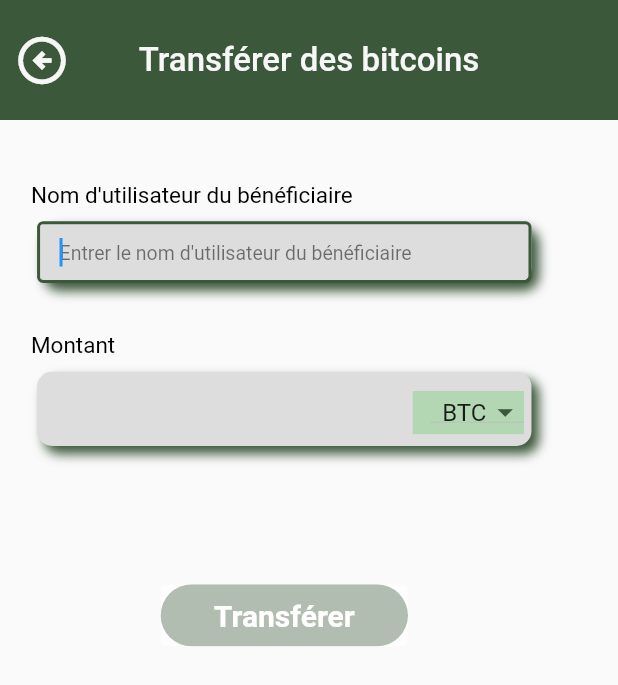
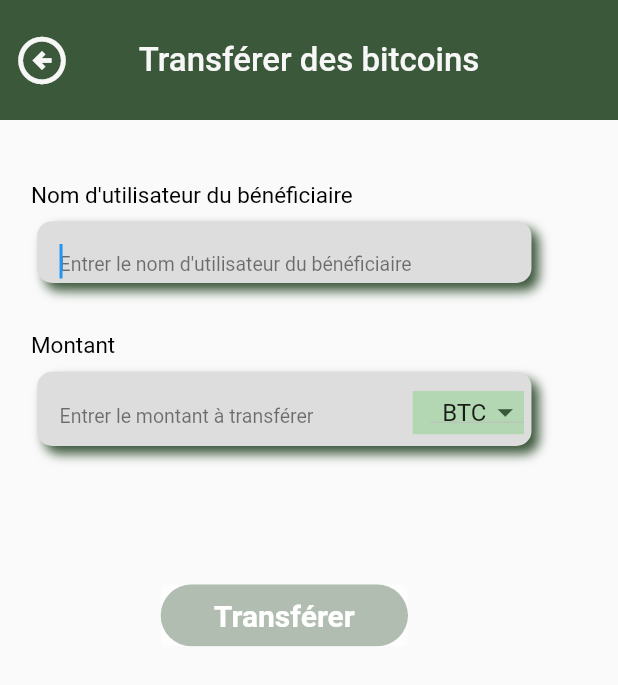
Before and after one commit to Gueyemhd/EasyBit, a Flutter app: the TransfertBitcoins screen opened by its route, on a phone screen of 412 x 824 dp. Shown: the top 685 px of the screen. Run offline on Flutter 3.47's test engine with Material 2 defaults, Android fonts, the phone set to English and light mode, and no system bars.

Commit message:
update transfert bitcoins page

```diff
--- a/frontend/easybit/lib/screens/widgets/transfertBTC/transfertBitcoins.body.dart
+++ b/frontend/easybit/lib/screens/widgets/transfertBTC/transfertBitcoins.body.dart
@@ -36,35 +36,6 @@ class _TransfertBitcoinsBodyState extends State<TransfertBitcoinsBody> {
   Widget build(BuildContext context) {
     Size size = MediaQuery.of(context).size;
     //This size provides us total height and width of our screen
-
-    Widget RecipientUsername() {
-      return Column(
-        crossAxisAlignment: CrossAxisAlignment.start,
-        children: <Widget>[
-          Container(
-              alignment: Alignment.centerLeft,
-              height: size.height * 0.06,
-              decoration: const BoxDecoration(
-                color: Color.fromARGB(207, 217, 227, 232),
-              ),
-              child: TextFormField(
-                autofocus: true,
-                style: const TextStyle(color: Colors.black87, fontSize: 20),
-                decoration: const InputDecoration(
-                    hintText: 'Entrer le nom d\'utilisateur du bénéficiaire',
-                    hintStyle: TextStyle(
-                        color: Color.fromARGB(132, 0, 0, 0), fontSize: 13),
-                    enabledBorder: OutlineInputBorder(),
-                    focusedBorder: OutlineInputBorder(
-                      borderSide: BorderSide(
-                          color: Color.fromARGB(255, 60, 88, 59), width: 2.0),
-                      borderRadius: BorderRadius.all(Radius.circular(10.0)),
-                    )),
-              )),
-        ],
-      );
-    }
-
     Widget recipientUsername() {
       return Column(
         crossAxisAlignment: CrossAxisAlignment.start,
@@ -98,22 +69,16 @@ class _TransfertBitcoinsBodyState extends State<TransfertBitcoinsBody> {
                     child: TextFormField(
                       keyboardType: TextInputType.text,
                       autofocus: true,
-                      style: const TextStyle(
-                        color: Colors.black87,
+                      style:
+                          const TextStyle(color: Colors.black87, fontSize: 20),
+                      decoration: const InputDecoration(
+                        border: InputBorder.none,
+                        contentPadding: EdgeInsets.fromLTRB(15, 5, 0, 0),
+                        hintText:
+                            'Entrer le nom d\'utilisateur du bénéficiaire',
+                        hintStyle: TextStyle(
+                            color: Color.fromARGB(132, 0, 0, 0), fontSize: 13),
                       ),
-                      decoration: const InputDecoration(
-                          border: InputBorder.none,
-                          contentPadding: EdgeInsets.fromLTRB(15, 5, 0, 0),
-                          hintText:
-                              'Entrer le nom d\'utilisateur du bénéficiaire',
-                          hintStyle: TextStyle(
-                              color: Color.fromARGB(132, 0, 0, 0),
-                              fontSize: 13),
-                          enabledBorder: OutlineInputBorder(),
-                          focusedBorder: OutlineInputBorder(
-                            borderSide:
-                                BorderSide(color: transfertcolor, width: 2.0),
-                          )),
                     ),
                   )
                 ],
@@ -160,10 +125,15 @@ class _TransfertBitcoinsBodyState extends State<TransfertBitcoinsBody> {
                         autofocus: true,
                         style: const TextStyle(
                           color: Colors.black87,
+                          fontSize: 20,
                         ),
                         decoration: const InputDecoration(
                           border: InputBorder.none,
                           contentPadding: EdgeInsets.fromLTRB(15, 5, 0, 0),
+                          hintText: 'Entrer le montant à transférer',
+                          hintStyle: TextStyle(
+                              color: Color.fromARGB(132, 0, 0, 0),
+                              fontSize: 13),
                         )),
                   ),
                   Padding(
@@ -217,7 +187,7 @@ class _TransfertBitcoinsBodyState extends State<TransfertBitcoinsBody> {
         child: ClipRRect(
           child: Container(
               decoration: BoxDecoration(
-                color: const Color.fromARGB(255, 60, 88, 59),
+                color: transfertcolor,
                 borderRadius: BorderRadius.circular(70),
               ),
               child: TextButton(
@@ -225,9 +195,9 @@ class _TransfertBitcoinsBodyState extends State<TransfertBitcoinsBody> {
                   backgroundColor: MaterialStateProperty.resolveWith<Color>(
                       (Set<MaterialState> states) {
                     if (states.contains(MaterialState.hovered)) {
-                      return const Color.fromARGB(255, 60, 88, 59);
+                      return transfertcolor;
                     }
-                    return const Color.fromARGB(154, 255, 255, 255);
+                    return disableTrsftButton;
                   }),
                 ),
                 onPressed: () {
--- a/frontend/easybit/lib/shared/constants.dart
+++ b/frontend/easybit/lib/shared/constants.dart
@@ -8,3 +8,4 @@ const transfertcolor = Color.fromARGB(255, 60, 88, 59);
 const calculatorDropdownColor = Color.fromARGB(177, 165, 183, 199);
 const transfertDropdownColor = Color.fromARGB(255, 178, 215, 178);
 const containerTexfieldColor = Color.fromARGB(255, 222, 221, 221);
+const disableTrsftButton = Color.fromARGB(154, 255, 255, 255);
```
